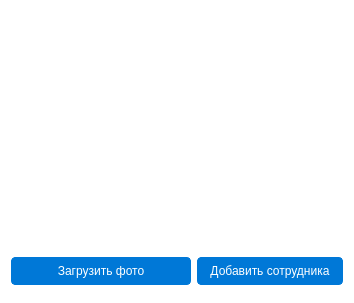
abdull-vetrom/TickteSystem, file profiletab.ui: the form before one commit.
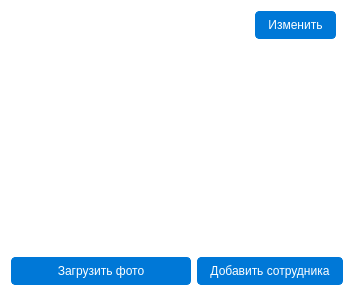
The form after the commit.

Diff of the .ui file:
```diff
--- a/profiletab.ui
+++ b/profiletab.ui
@@ -83,7 +83,28 @@
      <!-- Информация -->
      <item>
       <layout class="QVBoxLayout" name="infoLayout">
-       <item><widget class="QLabel" name="labelName"/></item>
+       <item>
+        <layout class="QHBoxLayout" name="nameLayout">
+         <item><widget class="QLabel" name="labelName"/></item>
+         <item>
+          <widget class="QPushButton" name="editProfileButton">
+           <property name="text">
+            <string>Изменить</string>
+           </property>
+           <property name="toolTip">
+            <string>Редактировать профиль</string>
+           </property>
+           <property name="maximumWidth">
+            <number>100</number>
+           </property>
+          </widget>
+         </item>
+         <item><spacer name="nameSpacer">
+          <property name="orientation"><enum>Qt::Horizontal</enum></property>
+          <property name="sizeType"><enum>QSizePolicy::Expanding</enum></property>
+         </spacer></item>
+        </layout>
+       </item>
        <item><widget class="QLabel" name="labelEmail"/></item>
        <item><widget class="QLabel" name="labelRole"/></item>
        <item><widget class="QLabel" name="labelDept"/></item>
```
Left out of the diff: 1 changed line with no effect on the pictures.
